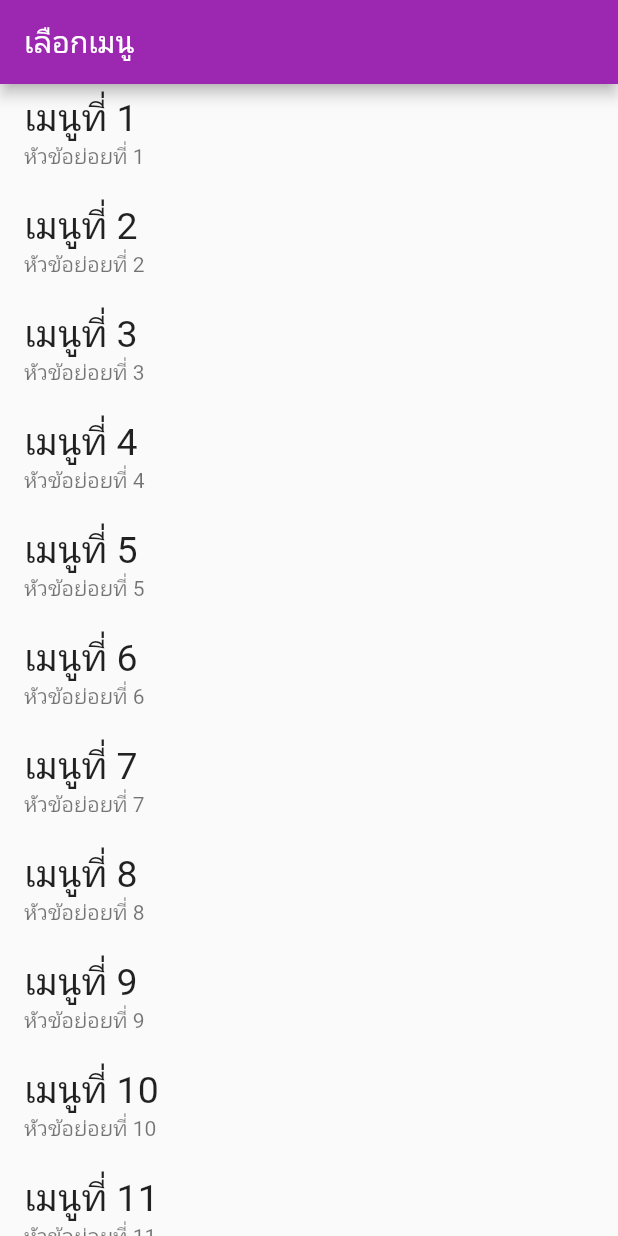
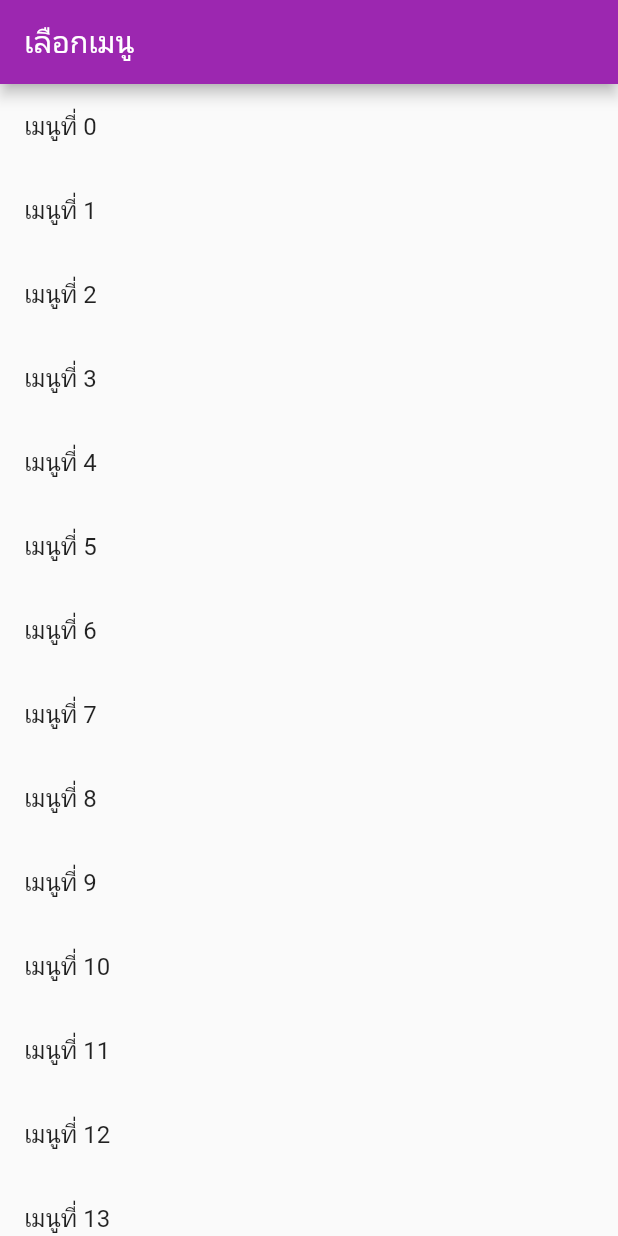
Before and after one commit to SIBPPAKORN/project-flutter_app, a Flutter app: the screen it shows after launch, on a phone screen of 412 x 824 dp. Run offline on Flutter 3.47's test engine with Material 2 defaults, Android fonts, the phone set to English and light mode, and no system bars.

Commit message:
listview(1)

```diff
--- a/lib/main.dart
+++ b/lib/main.dart
@@ -28,31 +28,13 @@ class _myhomesibpakornState extends State<myhomesibpakorn> {
   @override
   Widget build(BuildContext context) {
     return Scaffold(
-      appBar: AppBar(
-        title: Text("เลือกเมนู"),
-      ),
-      body: Center(
-        child: ListView(
-          children: getdata(15),
+        appBar: AppBar(
+          title: Text("เลือกเมนู"),
         ),
-      ),
-    );
-  }
-
-//เตรียมข้อมูล
-  List<Widget> getdata(int count) {
-    //กลุ่มข้อมูล text widget
-    List<Widget> data = [];
-    for (var i = 0; i < count; i++) {
-      var menu = ListTile(
-        title: Text(
-          "เมนูที่ ${i + 1}",
-          style: TextStyle(fontSize: 25),
-        ),
-        subtitle: Text("หัวข้อย่อยที่ ${i + 1}"),
-      );
-      data.add(menu);
-    }
-    return data;
+        body: ListView.builder(itemBuilder: (BuildContext context, int index) {
+          return ListTile(
+            title: Text("เมนูที่ $index"),
+          );
+        }));
   }
 }
```
